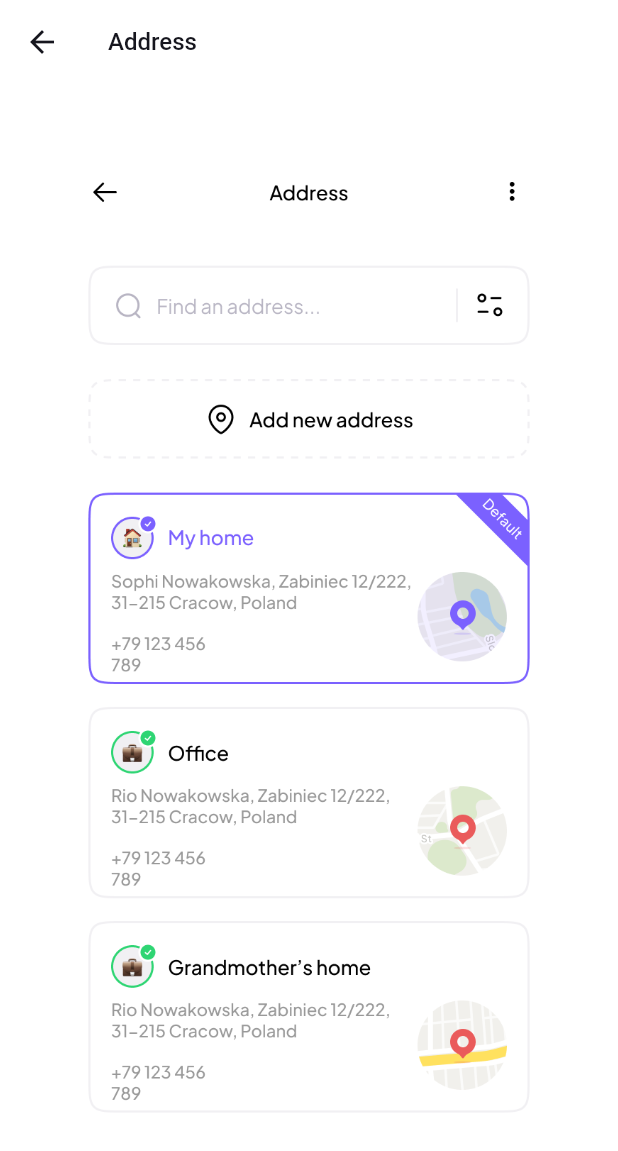
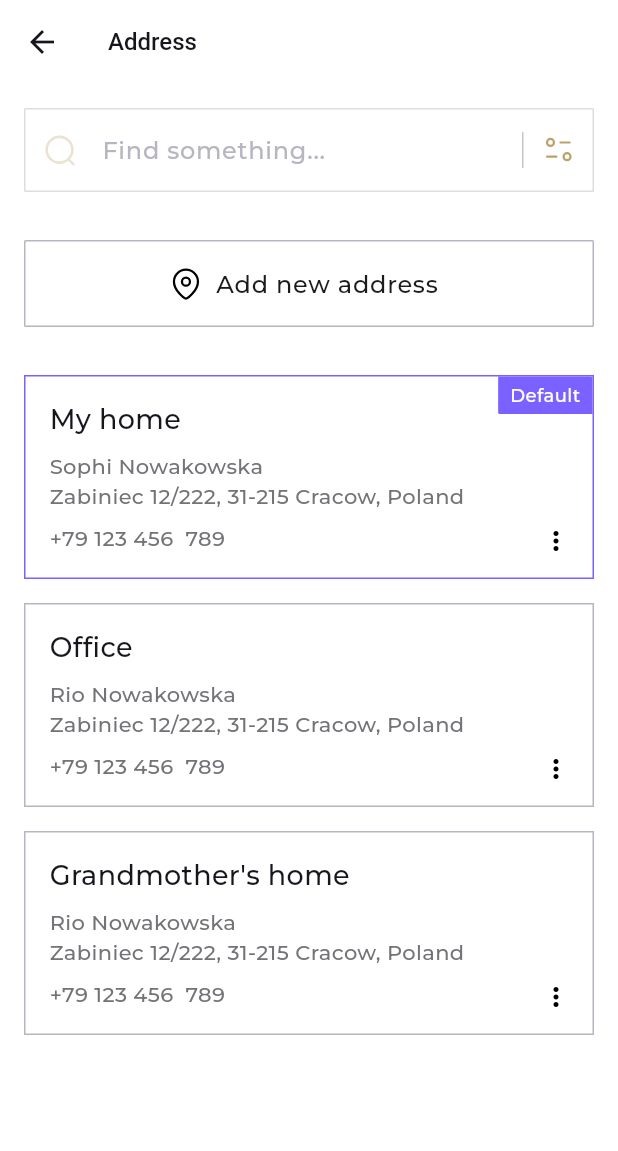
Before and after one commit to AbdhalRiyas/NicheGallerie, a Flutter app: the AddressesScreen screen opened by its route, on a phone screen of 412 x 824 dp. Shown: the top 1151 px of the screen. Run offline on Flutter 3.47's test engine with Material 3 defaults, Android fonts, the phone set to English and light mode, and no system bars; our stand-ins replace cached_network_image, flutter_dotenv, flutter_rating_bar, flutter_svg, form_field_validator; project files that could hold a hidden picture were left out.

Commit message:
added address screen and address form

```diff
--- a/lib/src/screens/address/views/addresses_screen.dart
+++ b/lib/src/screens/address/views/addresses_screen.dart
@@ -1,7 +1,56 @@
 import 'package:flutter/material.dart';
+import 'package:flutter_svg/flutter_svg.dart';
+import 'package:shop/src/constants.dart';
+import 'package:shop/src/screens/address/views/components/address_card.dart';
+import 'package:shop/src/screens/address/views/components/address_form.dart';
+import 'package:shop/src/screens/search/views/components/search_form.dart';
 
-class AddressesScreen extends StatelessWidget {
+class AddressesScreen extends StatefulWidget {
   const AddressesScreen({super.key});
+
+  @override
+  State<AddressesScreen> createState() => _AddressesScreenState();
+}
+
+class _AddressesScreenState extends State<AddressesScreen> {
+  final List<Map<String, dynamic>> addresses = const [
+    {
+      'title': 'My home',
+      'name': 'Sophi Nowakowska',
+      'address': 'Zabiniec 12/222, 31-215 Cracow, Poland',
+      'phone': '+79 123 456',
+      'countryCode': '789',
+      'isDefault': true,
+      'iconColor': Colors.purple,
+    },
+    {
+      'title': 'Office',
+      'name': 'Rio Nowakowska',
+      'address': 'Zabiniec 12/222, 31-215 Cracow, Poland',
+      'phone': '+79 123 456',
+      'countryCode': '789',
+      'isDefault': false,
+      'iconColor': Colors.green,
+    },
+    {
+      'title': "Grandmother's home",
+      'name': 'Rio Nowakowska',
+      'address': 'Zabiniec 12/222, 31-215 Cracow, Poland',
+      'phone': '+79 123 456',
+      'countryCode': '789',
+      'isDefault': false,
+      'iconColor': Colors.green,
+    },
+  ];
+
+  void _addNewAddress() {
+    showDialog(
+      context: context,
+      builder: (context) {
+        return AddressForm();
+      },
+    );
+  }
 
   @override
   Widget build(BuildContext context) {
@@ -9,10 +58,70 @@ class AddressesScreen extends StatelessWidget {
       appBar: AppBar(
         title: Text('Address'),
       ),
-      body: Image.asset(
-        "assets/screens/Addresses.png",
-        width: double.maxFinite,
-        height: double.maxFinite,
+      body: SafeArea(
+        child: Column(
+          crossAxisAlignment: CrossAxisAlignment.start,
+          children: [
+            const Padding(
+              padding: EdgeInsets.all(defaultPadding),
+              child: SearchForm(),
+            ),
+            Padding(
+              padding: EdgeInsets.only(
+                left: defaultPadding,
+                right: defaultPadding,
+              ),
+              child: Container(
+                margin: const EdgeInsets.symmetric(vertical: 16),
+                decoration: BoxDecoration(
+                  border: Border.all(color: greyColor),
+                  borderRadius: BorderRadius.circular(defaultBorderRadius),
+                ),
+                child: ListTile(
+                  title: Row(
+                    mainAxisAlignment: MainAxisAlignment.center,
+                    children: [
+                      SvgPicture.asset(
+                        "assets/icons/Location.svg",
+                        height: 24,
+                        width: 24,
+                      ),
+                      const SizedBox(width: 8),
+                      const Text('Add new address'),
+                    ],
+                  ),
+                  onTap: _addNewAddress,
+                ),
+              ),
+            ),
+            Expanded(
+              child: addresses.isEmpty
+                  ? Center(
+                      child: Text('No addresses'),
+                    )
+                  : ListView.builder(
+                      padding: const EdgeInsets.all(defaultPadding),
+                      itemCount: addresses.length,
+                      itemBuilder: (context, index) {
+                        final address = addresses[index];
+                        return Column(
+                          children: [
+                            AddressCard(
+                              title: address['title'],
+                              name: address['name'],
+                              address: address['address'],
+                              phone: address['phone'],
+                              countryCode: address['countryCode'],
+                              isDefault: address['isDefault'],
+                            ),
+                            const SizedBox(height: 16),
+                          ],
+                        );
+                      },
+                    ),
+            ),
+          ],
+        ),
       ),
     );
   }
--- /dev/null
+++ b/lib/src/screens/address/views/components/address_card.dart
@@ -0,0 +1,124 @@
+import 'package:flutter/material.dart';
+import 'package:flutter_svg/svg.dart';
+import 'package:shop/src/constants.dart';
+
+class AddressCard extends StatelessWidget {
+  final String title;
+  final String name;
+  final String address;
+  final String phone;
+  final String countryCode;
+  final bool isDefault;
+
+  const AddressCard({
+    super.key,
+    required this.title,
+    required this.name,
+    required this.address,
+    required this.phone,
+    required this.countryCode,
+    this.isDefault = false,
+  });
+
+  @override
+  Widget build(BuildContext context) {
+    return Container(
+      decoration: BoxDecoration(
+        border: Border.all(
+          color: isDefault ? purpleColor : greyColor,
+        ),
+      ),
+      child: Stack(
+        children: [
+          Padding(
+            padding: const EdgeInsets.all(16.0),
+            child: Row(
+              crossAxisAlignment: CrossAxisAlignment.start,
+              children: [
+                Expanded(
+                  child: Column(
+                    crossAxisAlignment: CrossAxisAlignment.start,
+                    children: [
+                      Row(
+                        children: [
+                          Text(
+                            title,
+                            style: const TextStyle(
+                              color: blackColor,
+                              fontSize: 18,
+                              fontWeight: FontWeight.w500,
+                            ),
+                          ),
+                        ],
+                      ),
+                      const SizedBox(height: 8),
+                      Text(
+                        name,
+                        style: TextStyle(color: blackColor60),
+                      ),
+                      Text(
+                        address,
+                        style: TextStyle(color: blackColor60),
+                      ),
+                      const SizedBox(height: 8),
+                      Row(
+                        children: [
+                          Text(
+                            phone,
+                            style: TextStyle(color: blackColor60),
+                          ),
+                          const SizedBox(width: 8),
+                          Text(
+                            countryCode,
+                            style: TextStyle(color: blackColor60),
+                          ),
+                        ],
+                      ),
+                    ],
+                  ),
+                ),
+              ],
+            ),
+          ),
+          Positioned(
+            bottom: 0,
+            right: 0,
+            child: IconButton(
+              icon: SvgPicture.asset(
+                "assets/icons/DotsV.svg",
+                height: 24,
+                width: 24,
+              ),
+              onPressed: () {},
+            ),
+          ),
+          if (isDefault)
+            Positioned(
+              top: 0,
+              right: 0,
+              child: Container(
+                padding: const EdgeInsets.symmetric(
+                  horizontal: 8,
+                  vertical: 4,
+                ),
+                decoration: BoxDecoration(
+                  color: purpleColor,
+                  borderRadius: const BorderRadius.only(
+                    topRight: Radius.circular(defaultBorderRadius),
+                    bottomLeft: Radius.circular(defaultBorderRadius),
+                  ),
+                ),
+                child: const Text(
+                  'Default',
+                  style: TextStyle(
+                    color: Colors.white,
+                    fontSize: 12,
+                  ),
+                ),
+              ),
+            ),
+        ],
+      ),
+    );
+  }
+}
--- /dev/null
+++ b/lib/src/screens/address/views/components/address_form.dart
@@ -0,0 +1,77 @@
+import 'package:flutter/material.dart';
+import 'package:shop/src/constants.dart';
+
+class AddressForm extends StatefulWidget {
+  const AddressForm({super.key});
+
+  @override
+  State<AddressForm> createState() => _AddressFormState();
+}
+
+class _AddressFormState extends State<AddressForm> {
+  final GlobalKey<FormState> _formKey = GlobalKey<FormState>();
+  @override
+  Widget build(BuildContext context) {
+    return AlertDialog(
+      shape: RoundedRectangleBorder(
+        borderRadius: BorderRadius.circular(defaultBorderRadius),
+      ),
+      title: const Text('Billing Address'),
+      content: Column(
+        mainAxisSize: MainAxisSize.min,
+        children: <Widget>[
+          Form(
+            key: _formKey,
+            child: Column(
+              children: [
+                Row(
+                  children: [
+                    Expanded(
+                      child: TextFormField(
+                        decoration: InputDecoration(
+                          labelText: 'First Name',
+                        ),
+                      ),
+                    ),
+                    const SizedBox(width: 16),
+                    Expanded(
+                      child: TextFormField(
+                        decoration: InputDecoration(
+                          labelText: 'Last Name',
+                        ),
+                      ),
+                    ),
+                  ],
+                ),
+                TextFormField(
+                  decoration: InputDecoration(
+                    labelText: 'Company Name',
+                  ),
+                )
+
+              ],
+            ),
+          )
+        ],
+      ),
+      actions: <Widget>[
+        Row(
+          children: [
+            TextButton(
+              onPressed: () {
+                Navigator.of(context).pop();
+              },
+              child: const Text('Cancel'),
+            ),
+            Expanded(
+              child: ElevatedButton(
+                onPressed: () {},
+                child: const Text('Save'),
+              ),
+            ),
+          ],
+        ),
+      ],
+    );
+  }
+}
```
